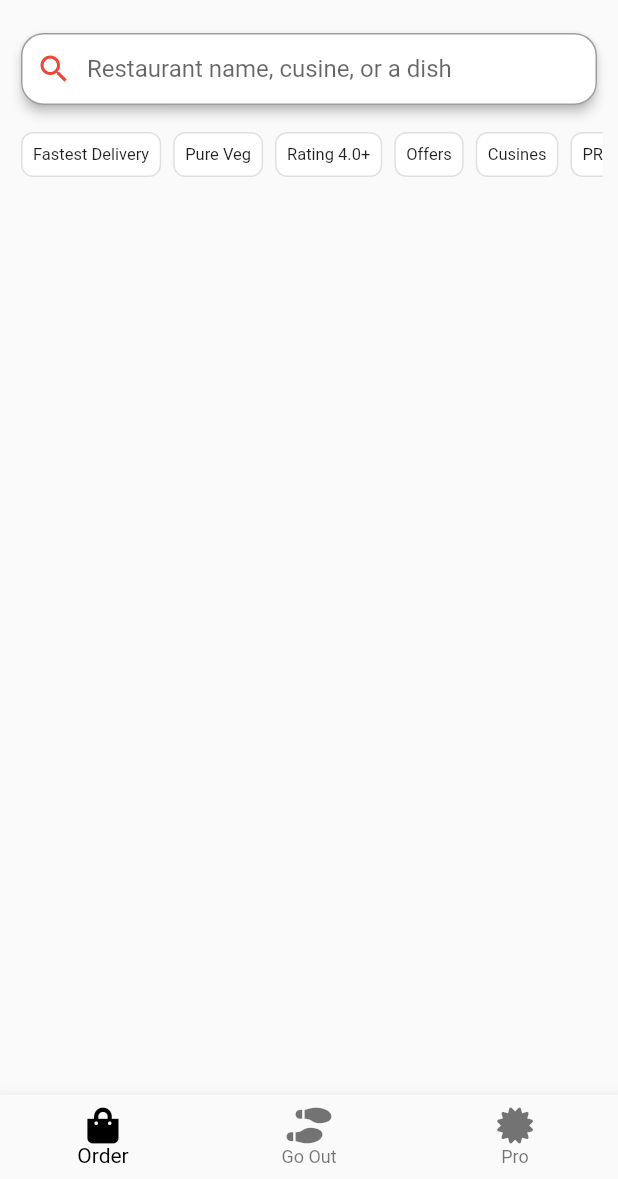
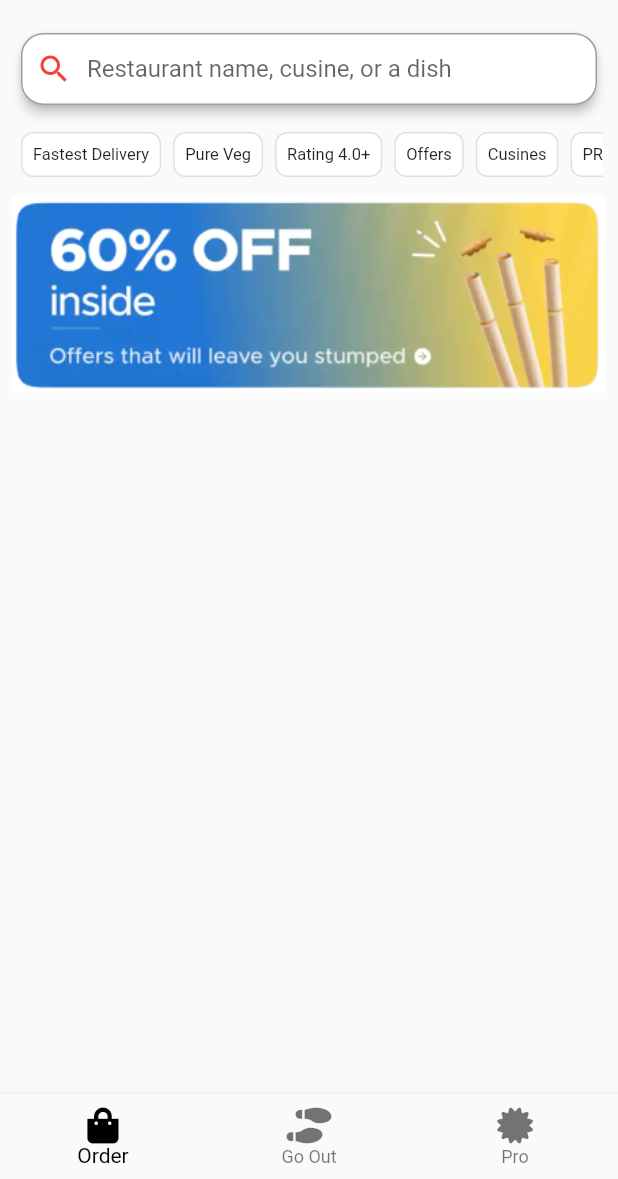
Before and after one commit to Rohit-RA-2020/Zomato-UI, a Flutter app: the screen it shows after launch, on a phone screen of 412 x 824 dp, the part 57-1236 px from its top. Run offline on Flutter 3.47's test engine with Material 2 defaults, Android fonts, the phone set to English and light mode, and no system bars; our stand-ins replace font_awesome_flutter.

Commit message:
Offer Image and Refactoring

```diff
--- a/lib/screens/home_screen.dart
+++ b/lib/screens/home_screen.dart
@@ -3,8 +3,6 @@ import 'package:font_awesome_flutter/font_awesome_flutter.dart';
 import 'package:zomato_ui/screens/go_out_page.dart';
 import 'package:zomato_ui/screens/order_page.dart';
 import 'package:zomato_ui/screens/pro_page.dart';
-import 'package:zomato_ui/widgets/horizontal_card_list.dart';
-import 'package:zomato_ui/widgets/search_bar.dart';
 
 class HomePage extends StatefulWidget {
   const HomePage({Key? key}) : super(key: key);
@@ -89,22 +87,7 @@ class _HomePageState extends State<HomePage> {
             )
           ],
         ),
-        body: Column(
-          children: const <Widget>[
-            Padding(
-              padding: EdgeInsets.only(left: 10.0, right: 10.0),
-              child: SearchBox('Restaurant name, cusine, or a dish'),
-            ),
-            SizedBox(height: 10),
-            Padding(
-              padding: EdgeInsets.only(left: 10.0, right: 10.0),
-              child: SizedBox(
-                height: 38,
-                child: ScrollableCard(),
-              ),
-            ),
-          ],
-        ),
+        body: _selectedIndex == 0 ? const OrderPage() : const GoOut(),
       ),
     );
   }
--- a/lib/screens/order_page.dart
+++ b/lib/screens/order_page.dart
@@ -1,10 +1,33 @@
 import 'package:flutter/material.dart';
+import 'package:zomato_ui/widgets/horizontal_card_list.dart';
+import 'package:zomato_ui/widgets/search_bar.dart';
 
 class OrderPage extends StatelessWidget {
-  const OrderPage({Key? key}) : super(key: key);
+  const OrderPage({
+    Key? key,
+  }) : super(key: key);
 
   @override
   Widget build(BuildContext context) {
-    return const Text('Order Page');
+    return Column(
+      children: const <Widget>[
+        Padding(
+          padding: EdgeInsets.only(left: 10.0, right: 10.0),
+          child: SearchBox('Restaurant name, cusine, or a dish'),
+        ),
+        SizedBox(height: 10),
+        Padding(
+          padding: EdgeInsets.only(left: 10.0, right: 10.0),
+          child: SizedBox(
+            height: 38,
+            child: ScrollableCard(),
+          ),
+        ),
+        Padding(
+          padding: EdgeInsets.all(8.0),
+          child: Image(image: AssetImage('assets/images/offer.png')),
+        )
+      ],
+    );
   }
 }
--- a/pubspec.yaml
+++ b/pubspec.yaml
@@ -59,8 +59,8 @@ flutter:
   uses-material-design: true
 
   # To add assets to your application, add an assets section, like this:
-  # assets:
-  #   - images/a_dot_burr.jpeg
+  assets:
+    - assets/images/offer.png
   #   - images/a_dot_ham.jpeg
 
   # An image asset can refer to one or more resolution-specific "variants", see
```
Also changed, not shown: assets/images/offer.png (added).
